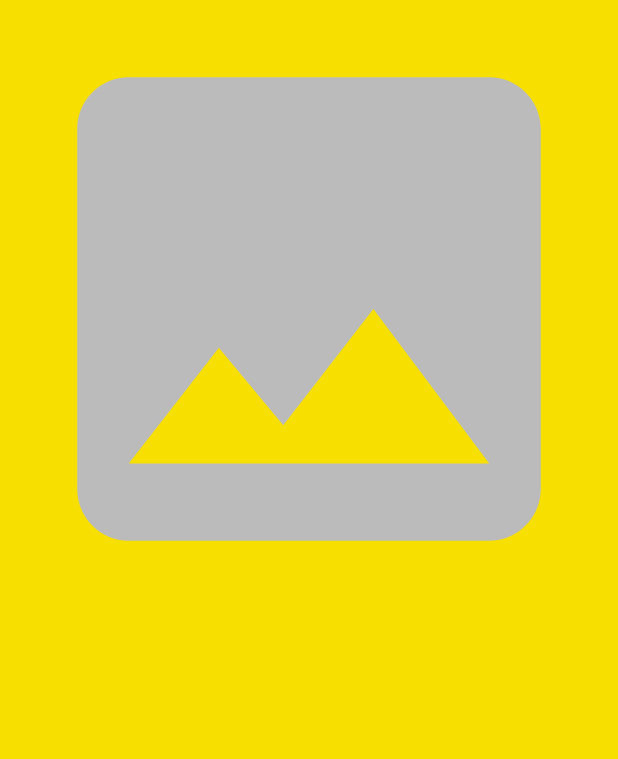
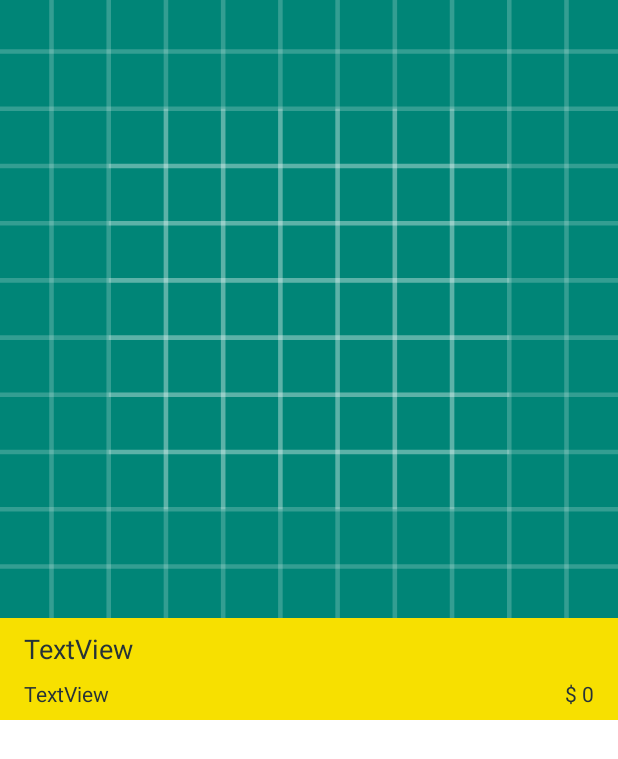
Before and after one commit to rmiragaya/Meli-Android, an Android app: the DetallesProducto screen opened directly, with no data from a screen before it, on a phone screen of 412 x 824 dp. Shown: the top 759 px of the screen. Run offline under Robolectric (Android 15) with nearby library versions, the phone set to English and light mode, and no system bars; our stand-ins replace Picasso; pictures from the network do not load; 5 statements that could not run were skipped.

```diff
--- a/app/src/main/java/com/rodrigomiragaya/meliandroidcandidate/DetallesProducto.java
+++ b/app/src/main/java/com/rodrigomiragaya/meliandroidcandidate/DetallesProducto.java
@@ -8,14 +8,17 @@ import android.util.Log;
 import android.widget.ImageView;
 import android.widget.TextView;
 
+import com.rodrigomiragaya.meliandroidcandidate.Obj.Producto;
 import com.squareup.picasso.Picasso;
 
+import static com.rodrigomiragaya.meliandroidcandidate.MainActivity.DETALLE_PRODUCTO;
 import static com.rodrigomiragaya.meliandroidcandidate.MainActivity.EXTRA_PRECIO;
 import static com.rodrigomiragaya.meliandroidcandidate.MainActivity.EXTRA_THUMBNAIL;
 import static com.rodrigomiragaya.meliandroidcandidate.MainActivity.EXTRA_TITULO;
 
 public class DetallesProducto extends AppCompatActivity {
     private static final String TAG = "DetallesProducto";
+    TextView tituloProducto, precio, state;
 
     @Override
     protected void onCreate(Bundle savedInstanceState) {
@@ -23,15 +26,24 @@ public class DetallesProducto extends AppCompatActivity {
         setContentView(R.layout.activity_detalles_producto);
 
         Intent intent = getIntent();
-        String productoThumnail = intent.getStringExtra(EXTRA_THUMBNAIL);
-        String productoTitulo = intent.getStringExtra(EXTRA_TITULO);
-        float productoPrecio = intent.getFloatExtra(EXTRA_PRECIO, 0);
+        Producto producto =intent.getParcelableExtra(DETALLE_PRODUCTO);
+        Log.d(TAG, "producto llega a Detalle = " + producto.toString());
 
         ImageView imageView = findViewById(R.id.imagenProductoDetalleId);
-        Log.d(TAG, "productoThumnail: " + productoThumnail);
-        Picasso.get().load(productoThumnail).fit().centerInside().placeholder(R.drawable.imageplaceholder).into(imageView);
+        Picasso.get().load(producto.getThumbnail()).fit().centerInside().placeholder(R.drawable.imageplaceholder).error(R.drawable.imageplaceholder).into(imageView);
+        tituloProducto = findViewById(R.id.titulodetalleproducto);
+        tituloProducto.setText(producto.getTitulo());
 
-        TextView titulo = findViewById(R.id.titulodetalleproducto);
-        titulo.setText(productoTitulo);
+        precio = findViewById(R.id.precioDetalleProducto);
+        int b = Math.round(producto.getPrecio());
+        precio.setText("$ " + b);
+
+        state = findViewById(R.id.stateDetalleProducto);
+
+        state.setText(producto.getVendorAddres().getProvincia() + "\n" + producto.getVendorAddres().getCiudadOBarrio());
+
+
+
+
     }
 }
--- a/app/src/main/java/com/rodrigomiragaya/meliandroidcandidate/Interface/MeliApi.java
+++ b/app/src/main/java/com/rodrigomiragaya/meliandroidcandidate/Interface/MeliApi.java
@@ -2,7 +2,6 @@ package com.rodrigomiragaya.meliandroidcandidate.Interface;
 
 import com.rodrigomiragaya.meliandroidcandidate.Obj.Resultados;
 
-import java.util.List;
 
 import retrofit2.Call;
 import retrofit2.http.GET;
--- a/app/src/main/java/com/rodrigomiragaya/meliandroidcandidate/RecyclerAdapter.java
+++ b/app/src/main/java/com/rodrigomiragaya/meliandroidcandidate/RecyclerAdapter.java
@@ -1,7 +1,6 @@
 package com.rodrigomiragaya.meliandroidcandidate;
 
 import android.content.Context;
-import android.util.Log;
 import android.view.LayoutInflater;
 import android.view.View;
 import android.view.ViewGroup;
@@ -16,13 +15,12 @@ import com.rodrigomiragaya.meliandroidcandidate.Obj.Producto;
 import com.squareup.picasso.Picasso;
 
 import java.util.ArrayList;
-import java.util.List;
 
 public class RecyclerAdapter extends RecyclerView.Adapter<RecyclerAdapter.ViewHolder> {
     private static final String TAG = "RecyclerAdapter";
 
     private Context context;
-    private ArrayList<Producto> productoList = new ArrayList<>();
+    private ArrayList<Producto> productoList;
     private OnItemClickListener mListener;
 
     public interface OnItemClickListener{
--- a/app/src/main/res/layout/activity_detalles_producto.xml
+++ b/app/src/main/res/layout/activity_detalles_producto.xml
@@ -16,7 +16,7 @@
             android:id="@+id/linearLayout2"
             android:layout_width="match_parent"
             android:layout_height="match_parent"
-            android:background="@color/colorPrimary"
+            android:background="@color/blanco"
             android:orientation="vertical"
             tools:layout_conversion_absoluteHeight="731dp"
             tools:layout_conversion_absoluteWidth="411dp"
@@ -36,19 +36,51 @@
                 tools:layout_conversion_absoluteHeight="0dp"
                 tools:layout_conversion_absoluteWidth="0dp" />
 
-            <TextView
-                android:id="@+id/titulodetalleproducto"
+            <androidx.constraintlayout.widget.ConstraintLayout
                 android:layout_width="0dp"
                 android:layout_height="wrap_content"
-                android:layout_marginStart="8dp"
-                android:layout_marginTop="8dp"
-                android:layout_marginEnd="8dp"
-                android:text="TextView"
-                android:textColor="@color/colorAccent"
-                android:textSize="18sp"
+                android:background="@color/colorPrimary"
                 app:layout_constraintEnd_toEndOf="parent"
                 app:layout_constraintStart_toStartOf="parent"
-                app:layout_constraintTop_toBottomOf="@+id/imagenProductoDetalleId" />
+                app:layout_constraintTop_toBottomOf="@+id/imagenProductoDetalleId">
+
+                <TextView
+                    android:id="@+id/titulodetalleproducto"
+                    android:layout_width="0dp"
+                    android:layout_height="wrap_content"
+                    android:layout_marginStart="16dp"
+                    android:layout_marginTop="8dp"
+                    android:layout_marginEnd="16dp"
+                    android:text="TextView"
+                    android:textColor="@color/gris"
+                    android:textSize="18sp"
+                    app:layout_constraintEnd_toEndOf="parent"
+                    app:layout_constraintHorizontal_bias="0.0"
+                    app:layout_constraintStart_toStartOf="parent"
+                    app:layout_constraintTop_toTopOf="parent" />
+
+                <TextView
+                    android:id="@+id/stateDetalleProducto"
+                    android:layout_width="wrap_content"
+                    android:layout_height="wrap_content"
+                    android:layout_marginTop="8dp"
+                    android:layout_marginBottom="8dp"
+                    android:text="TextView"
+                    android:textColor="@color/gris"
+                    app:layout_constraintBottom_toBottomOf="parent"
+                    app:layout_constraintStart_toStartOf="@+id/titulodetalleproducto"
+                    app:layout_constraintTop_toBottomOf="@+id/titulodetalleproducto" />
+
+                <TextView
+                    android:id="@+id/precioDetalleProducto"
+                    android:layout_width="wrap_content"
+                    android:layout_height="wrap_content"
+                    android:text="TextView"
+                    android:textColor="@color/gris"
+                    app:layout_constraintBottom_toBottomOf="@+id/stateDetalleProducto"
+                    app:layout_constraintEnd_toEndOf="@+id/titulodetalleproducto" />
+            </androidx.constraintlayout.widget.ConstraintLayout>
+
         </androidx.constraintlayout.widget.ConstraintLayout>
     </androidx.constraintlayout.widget.ConstraintLayout>
 
```
Also changed, not shown: app/src/main/java/com/rodrigomiragaya/meliandroidcandidate/MainActivity.java (+4 -58 lines), app/src/main/java/com/rodrigomiragaya/meliandroidcandidate/Obj/Producto.java (+69 -1 lines), app/src/main/java/com/rodrigomiragaya/meliandroidcandidate/Obj/VendorAddres.java (+47 -1 lines).
